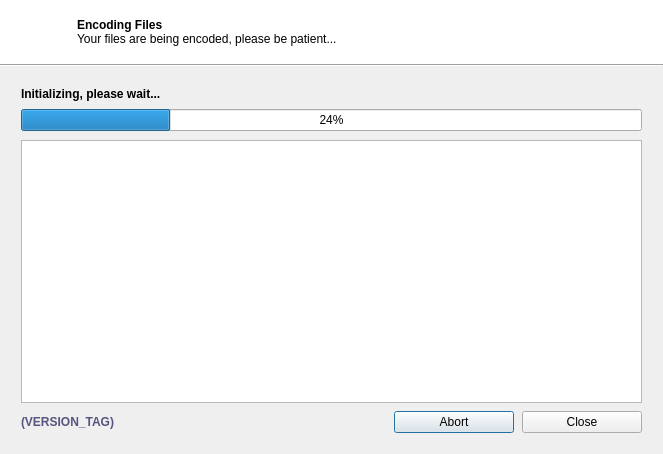
lordmulder/LameXP, file gui/ProcessingDialog.ui: the form before one commit.
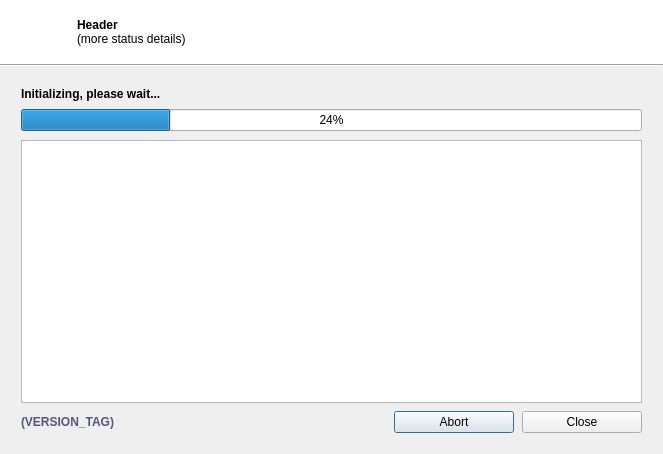
The form after the commit. Icons and pictures are not drawn.

```diff
--- a/gui/ProcessingDialog.ui
+++ b/gui/ProcessingDialog.ui
@@ -182,7 +182,7 @@
           <item>
            <widget class="QLabel" name="label_headerStatus">
             <property name="text">
-             <string>&lt;b&gt;Encoding Files&lt;/b&gt;&lt;br&gt;Your files are being encoded, please be patient...</string>
+             <string notr="true">&lt;b&gt;Header&lt;/b&gt;&lt;br&gt;(more status details)</string>
             </property>
            </widget>
           </item>
```
Left out of the diff: 4 changed lines with no effect on the pictures.
